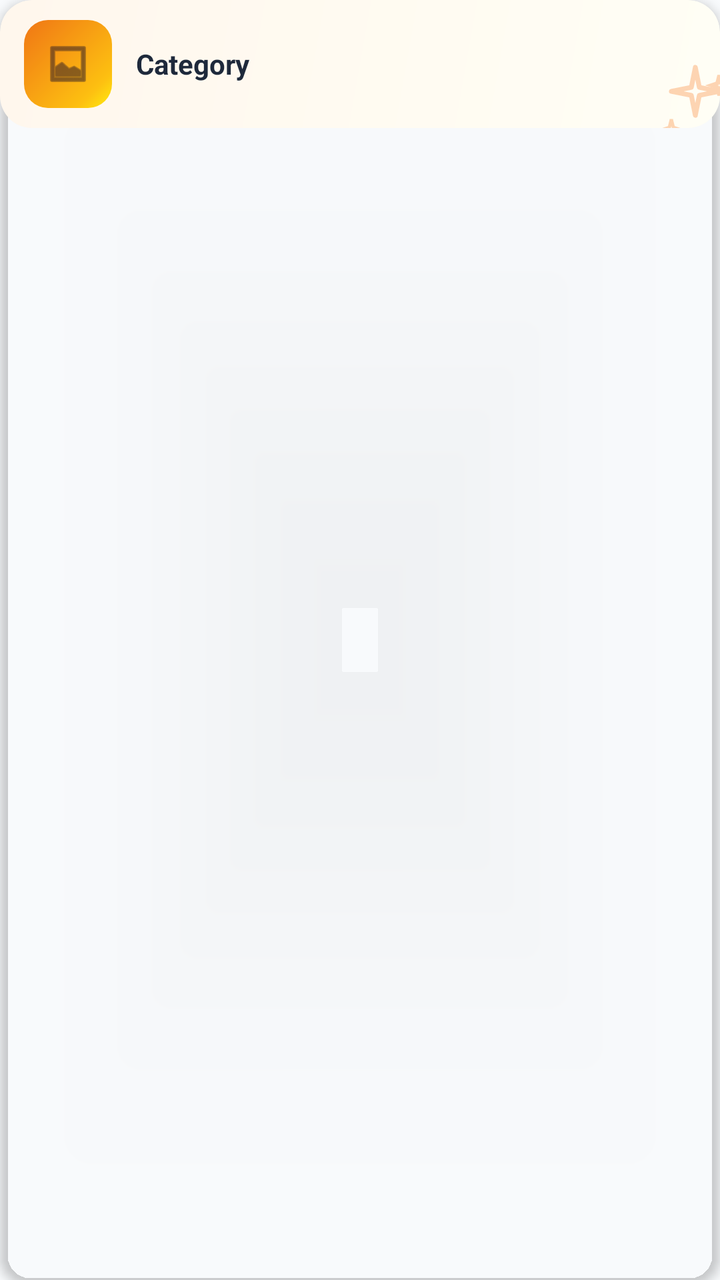
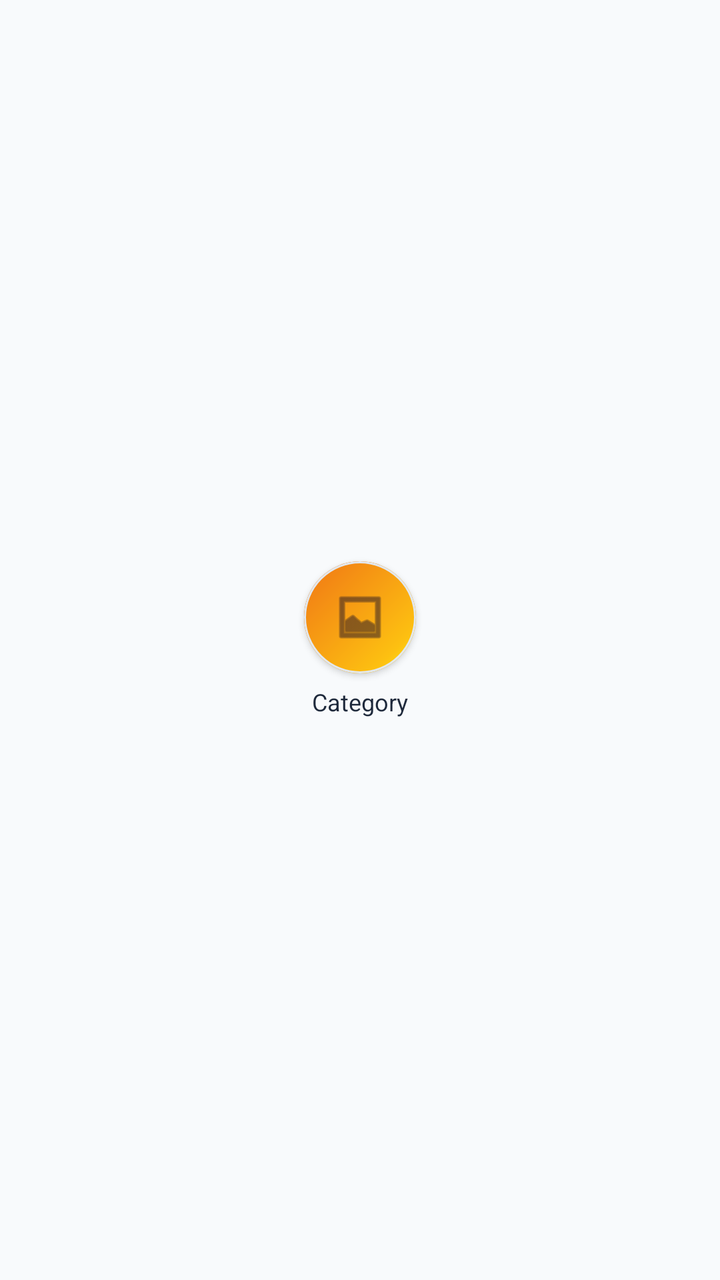

The first picture is an Android layout as it rendered before a commit; the second is the same layout after the commit. The layout source and the unified diff follow.
<!-- AndroidManifest.xml: application theme Theme.BeckieDealApp -->
<!-- res/layout/category_item.xml -->
﻿<?xml version="1.0" encoding="utf-8"?>
<com.google.android.material.card.MaterialCardView
    xmlns:android="http://schemas.android.com/apk/res/android"
    xmlns:app="http://schemas.android.com/apk/res-auto"
    android:id="@+id/categoryCard"
    android:layout_width="match_parent"
    android:layout_height="wrap_content"
    android:clickable="true"
    android:focusable="true"
    app:cardCornerRadius="16dp"
    app:cardElevation="3dp"
    app:strokeWidth="0dp"
    app:cardBackgroundColor="@android:color/transparent"
    app:rippleColor="@color/badge_bg">

    <FrameLayout
        android:layout_width="match_parent"
        android:layout_height="wrap_content"
        android:background="@drawable/category_card_bg_gradient">

        <LinearLayout
            android:layout_width="match_parent"
            android:layout_height="wrap_content"
            android:gravity="center_vertical"
            android:orientation="horizontal"
            android:paddingHorizontal="12dp"
            android:paddingVertical="10dp">

            <FrameLayout
                android:layout_width="44dp"
                android:layout_height="44dp"
                android:background="@drawable/category_icon_bg_gradient">

                <ImageView
                    android:id="@+id/categoryIcon"
                    android:layout_width="24dp"
                    android:layout_height="24dp"
                    android:layout_gravity="center"
                    android:src="@android:drawable/ic_menu_gallery"
                    app:tint="@color/dark_brown" />

            </FrameLayout>

            <TextView
                android:id="@+id/categoryName"
                android:layout_width="0dp"
                android:layout_height="wrap_content"
                android:layout_weight="1"
                android:layout_marginStart="12dp"
                android:ellipsize="end"
                android:maxLines="1"
                android:text="Category"
                android:textColor="@color/text_primary"
                android:textSize="@dimen/text_size_body"
                android:textStyle="bold" />

        </LinearLayout>

        
        <ImageView
            android:id="@+id/categoryDecorativeIcon"
            android:layout_width="48dp"
            android:layout_height="48dp"
            android:layout_gravity="bottom|end"
            android:layout_marginEnd="-12dp"
            android:layout_marginBottom="-12dp"
            android:src="@drawable/decorative_sparkle_outline"
            android:scaleType="fitEnd"
            android:alpha="0.3" />

    </FrameLayout>

</com.google.android.material.card.MaterialCardView>
<!-- resources referenced by this layout -->
<resources>
  <color name="badge_bg">#FFF7ED</color>
  <color name="dark_brown">#3E2723</color>
  <color name="text_primary">#1E293B</color>
  <dimen name="text_size_body">13sp</dimen>
  <!-- drawable category_card_bg_gradient (drawable) -->
  <?xml version="1.0" encoding="utf-8"?>
  <shape xmlns:android="http://schemas.android.com/apk/res/android"
      android:shape="rectangle">
      <gradient
          android:angle="135"
          android:startColor="#FFFEF5"
          android:endColor="#FFF7ED"
          android:type="linear" />
      <corners android:radius="16dp" />
  </shape>
  <!-- drawable category_icon_bg_gradient (drawable) -->
  <?xml version="1.0" encoding="utf-8"?>
  <shape xmlns:android="http://schemas.android.com/apk/res/android"
      android:shape="rectangle">
      <gradient
          android:angle="135"
          android:startColor="#FFEC0F"
          android:centerColor="#FDC011"
          android:endColor="#F07615"
          android:centerX="0.20"
          android:type="linear" />
      <corners android:radius="12dp" />
  </shape>
  <!-- drawable decorative_sparkle_outline (drawable) -->
  <?xml version="1.0" encoding="utf-8"?>
  <vector xmlns:android="http://schemas.android.com/apk/res/android"
      android:width="24dp"
      android:height="24dp"
      android:viewportWidth="24"
      android:viewportHeight="24">
      
      <path
          android:strokeColor="@color/primary"
          android:strokeWidth="1.2"
          android:strokeLineCap="round"
          android:strokeLineJoin="round"
          android:pathData="M12,3 L13,8 L18,9 L13,10 L12,15 L11,10 L6,9 L11,8 Z"
          android:fillColor="#00000000" />
      
      <path
          android:strokeColor="@color/primary"
          android:strokeWidth="1"
          android:strokeLineCap="round"
          android:pathData="M18,5 L18.5,7 L20,7.5 L18.5,8 L18,10 L17.5,8 L16,7.5 L17.5,7 Z"
          android:fillColor="#00000000" />
      
      <path
          android:strokeColor="@color/primary"
          android:strokeWidth="0.8"
          android:strokeLineCap="round"
          android:pathData="M6,16 L6.5,18 L8,18.5 L6.5,19 L6,21 L5.5,19 L4,18.5 L5.5,18 Z"
          android:fillColor="#00000000" />
  </vector>
  <style name="Theme.BeckieDealApp" parent="Base.Theme.BeckieDealApp">
          <item name="buttonStyle">@style/Widget.App.Button</item>
          <item name="materialButtonStyle">@style/Widget.App.Button</item>
      </style>
  <color name="primary">#F97316</color>
  <style name="Widget.App.Button" parent="Widget.Material3.Button">
          <item name="shapeAppearance">@style/ShapeAppearance.App.Button.Pill</item>
      </style>
  <color name="on_primary">#FFFFFF</color>
  <color name="primary_container">#F97316</color>
  <color name="on_primary_container">#582200</color>
  <color name="background">#F8FAFC</color>
  <color name="surface">#FFFFFF</color>
  <color name="on_surface">#251913</color>
  <style name="ShapeAppearance.App.Button.Pill" parent="">
          <item name="cornerFamily">rounded</item>
          <item name="cornerSize">50%</item>
      </style>
  <style name="Widget.App.BottomNav.ActiveIndicator" parent="Widget.Material3.BottomNavigationView.ActiveIndicator">
          <item name="android:color">@color/nav_indicator_fill</item>
          <item name="android:width">80dp</item>
          <item name="android:height">36dp</item>
          <item name="shapeAppearance">@style/ShapeAppearance.App.BottomNav.ActiveIndicator</item>
      </style>
  <color name="nav_indicator_fill">#FFF1EB</color>
  <style name="ShapeAppearance.App.BottomNav.ActiveIndicator" parent="">
          <item name="cornerFamily">rounded</item>
          <item name="cornerSize">50%</item>
      </style>
  <!-- unchanged entries left out for length: 2 -->
</resources>

<!-- the commit's change to res/layout/category_item.xml (unified diff, before → after) -->
@@ -1,73 +1,64 @@
 ﻿<?xml version="1.0" encoding="utf-8"?>
-<com.google.android.material.card.MaterialCardView
+
+<LinearLayout
     xmlns:android="http://schemas.android.com/apk/res/android"
     xmlns:app="http://schemas.android.com/apk/res-auto"
-    android:id="@+id/categoryCard"
-    android:layout_width="match_parent"
+    android:layout_width="wrap_content"
     android:layout_height="wrap_content"
+    android:orientation="vertical"
+    android:gravity="center"
+    android:padding="8dp"
     android:clickable="true"
     android:focusable="true"
-    app:cardCornerRadius="16dp"
-    app:cardElevation="3dp"
-    app:strokeWidth="0dp"
-    app:cardBackgroundColor="@android:color/transparent"
-    app:rippleColor="@color/badge_bg">
+    android:background="?attr/selectableItemBackground">
 
-    <FrameLayout
-        android:layout_width="match_parent"
+    
+    <com.google.android.material.card.MaterialCardView
+        android:id="@+id/categoryCard"
+        android:layout_width="56dp"
+        android:layout_height="56dp"
+        app:cardCornerRadius="28dp"
+        app:cardElevation="2dp"
+        app:strokeWidth="1dp"
+        app:strokeColor="@color/border_color"
+        app:cardBackgroundColor="@color/surface">
+
+        <FrameLayout
+            android:layout_width="match_parent"
+            android:layout_height="match_parent"
+            android:background="@drawable/category_icon_bg_gradient">
+
+            <ImageView
+                android:id="@+id/categoryIcon"
+                android:layout_width="28dp"
+                android:layout_height="28dp"
+                android:layout_gravity="center"
+                android:src="@android:drawable/ic_menu_gallery"
+                app:tint="@color/dark_brown" />
+
+        </FrameLayout>
+
+    </com.google.android.material.card.MaterialCardView>
+
+    
+    <TextView
+        android:id="@+id/categoryName"
+        android:layout_width="72dp"
         android:layout_height="wrap_content"
-        android:background="@drawable/category_card_bg_gradient">
+        android:layout_marginTop="6dp"
+        android:ellipsize="end"
+        android:maxLines="1"
+        android:text="Category"
+        android:textAlignment="center"
+        android:textColor="@color/text_primary"
+        android:textSize="12sp"
+        android:textStyle="normal" />
 
-        <LinearLayout
-            android:layout_width="match_parent"
-            android:layout_height="wrap_content"
-            android:gravity="center_vertical"
-            android:orientation="horizontal"
-            android:paddingHorizontal="12dp"
-            android:paddingVertical="10dp">
+    
+    <ImageView
+        android:id="@+id/categoryDecorativeIcon"
+        android:layout_width="0dp"
+        android:layout_height="0dp"
+        android:visibility="gone" />
 
-            <FrameLayout
-                android:layout_width="44dp"
-                android:layout_height="44dp"
-                android:background="@drawable/category_icon_bg_gradient">
-
-                <ImageView
-                    android:id="@+id/categoryIcon"
-                    android:layout_width="24dp"
-                    android:layout_height="24dp"
-                    android:layout_gravity="center"
-                    android:src="@android:drawable/ic_menu_gallery"
-                    app:tint="@color/dark_brown" />
-
-            </FrameLayout>
-
-            <TextView
-                android:id="@+id/categoryName"
-                android:layout_width="0dp"
-                android:layout_height="wrap_content"
-                android:layout_weight="1"
-                android:layout_marginStart="12dp"
-                android:ellipsize="end"
-                android:maxLines="1"
-                android:text="Category"
-                android:textColor="@color/text_primary"
-                android:textSize="@dimen/text_size_body"
-                android:textStyle="bold" />
-
-        </LinearLayout>
-
-        
-        <ImageView
-            android:id="@+id/categoryDecorativeIcon"
-            android:layout_width="48dp"
-            android:layout_height="48dp"
-            android:layout_gravity="bottom|end"
-            android:layout_marginEnd="-12dp"
-            android:layout_marginBottom="-12dp"
-            android:src="@drawable/decorative_sparkle_outline"
-            android:scaleType="fitEnd"
-            android:alpha="0.3" />
-
-    </FrameLayout>
-
-</com.google.android.material.card.MaterialCardView>
+</LinearLayout>
<!-- resource entries referenced after the edit -->
@@ -1,20 +1,8 @@
 <!-- resources referenced by this layout -->
 <resources>
-  <color name="badge_bg">#FFF7ED</color>
+  <color name="border_color">#E2E8F0</color>
   <color name="dark_brown">#3E2723</color>
   <color name="text_primary">#1E293B</color>
-  <dimen name="text_size_body">13sp</dimen>
-  <!-- drawable category_card_bg_gradient (drawable) -->
-  <?xml version="1.0" encoding="utf-8"?>
-  <shape xmlns:android="http://schemas.android.com/apk/res/android"
-      android:shape="rectangle">
-      <gradient
-          android:angle="135"
-          android:startColor="#FFFEF5"
-          android:endColor="#FFF7ED"
-          android:type="linear" />
-      <corners android:radius="16dp" />
-  </shape>
   <!-- drawable category_icon_bg_gradient (drawable) -->
   <?xml version="1.0" encoding="utf-8"?>
   <shape xmlns:android="http://schemas.android.com/apk/res/android"
@@ -28,36 +16,6 @@
           android:type="linear" />
       <corners android:radius="12dp" />
   </shape>
-  <!-- drawable decorative_sparkle_outline (drawable) -->
-  <?xml version="1.0" encoding="utf-8"?>
-  <vector xmlns:android="http://schemas.android.com/apk/res/android"
-      android:width="24dp"
-      android:height="24dp"
-      android:viewportWidth="24"
-      android:viewportHeight="24">
-      
-      <path
-          android:strokeColor="@color/primary"
-          android:strokeWidth="1.2"
-          android:strokeLineCap="round"
-          android:strokeLineJoin="round"
-          android:pathData="M12,3 L13,8 L18,9 L13,10 L12,15 L11,10 L6,9 L11,8 Z"
-          android:fillColor="#00000000" />
-      
-      <path
-          android:strokeColor="@color/primary"
-          android:strokeWidth="1"
-          android:strokeLineCap="round"
-          android:pathData="M18,5 L18.5,7 L20,7.5 L18.5,8 L18,10 L17.5,8 L16,7.5 L17.5,7 Z"
-          android:fillColor="#00000000" />
-      
-      <path
-          android:strokeColor="@color/primary"
-          android:strokeWidth="0.8"
-          android:strokeLineCap="round"
-          android:pathData="M6,16 L6.5,18 L8,18.5 L6.5,19 L6,21 L5.5,19 L4,18.5 L5.5,18 Z"
-          android:fillColor="#00000000" />
-  </vector>
   <style name="Theme.BeckieDealApp" parent="Base.Theme.BeckieDealApp">
           <item name="buttonStyle">@style/Widget.App.Button</item>
           <item name="materialButtonStyle">@style/Widget.App.Button</item>
